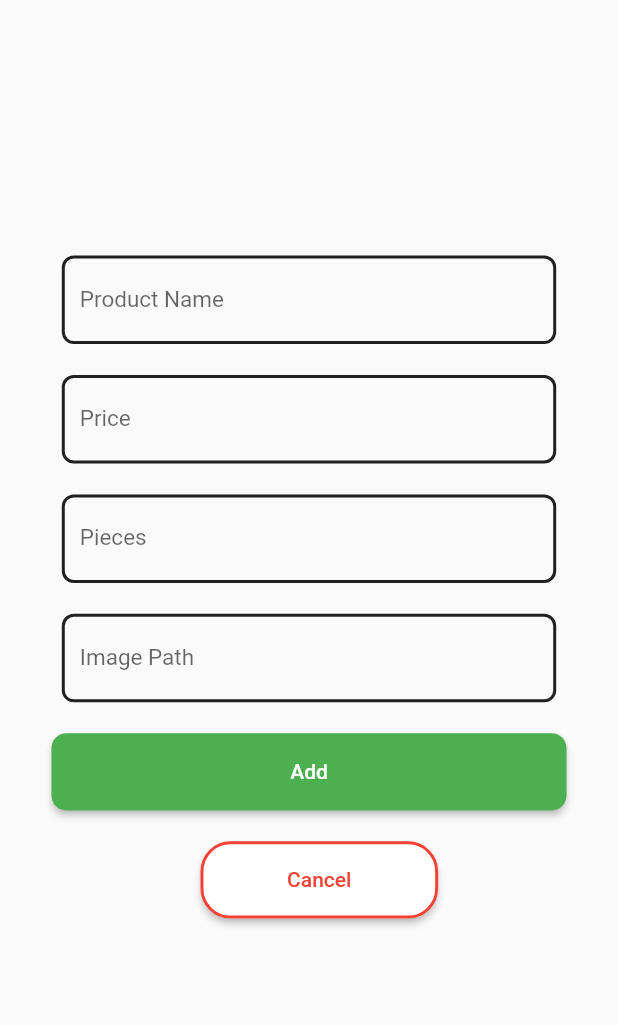
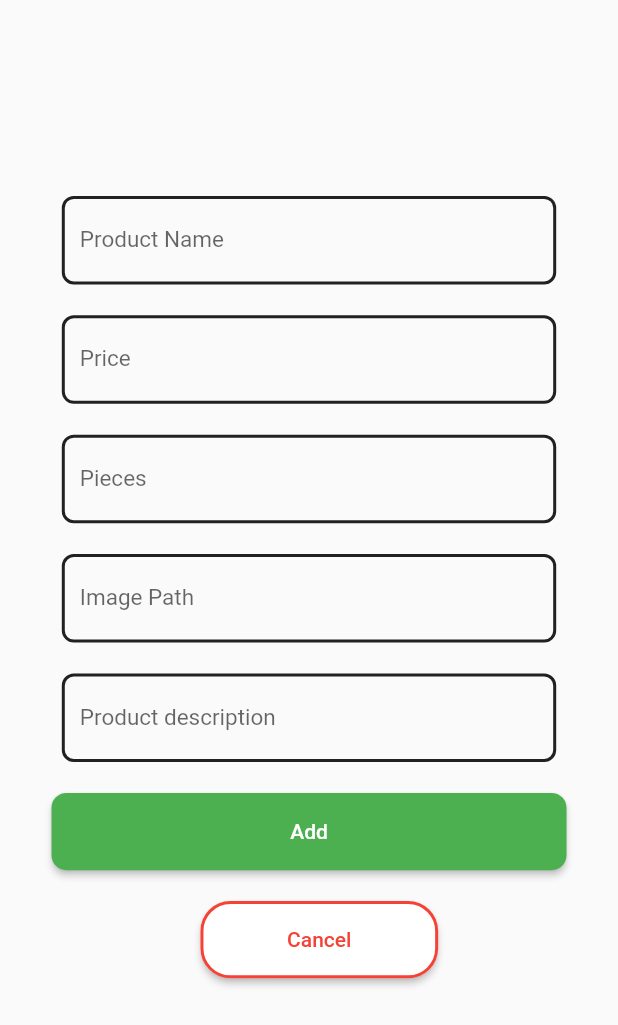
Before and after one commit to atalay55/phoenix, a Flutter app: the ProductAddPage screen opened directly, on a phone screen of 412 x 824 dp. Shown: the top 1025 px of the screen. Run offline on Flutter 3.47's test engine with Material 2 defaults, Android fonts, the phone set to English and light mode, and no system bars; our stand-ins replace cached_network_image, flutter_credit_card, image_picker, pinch_zoom, sqflite; accounts and stored records are empty.

Commit message:
updated the proje

```diff
--- a/lib/Pages/CardPage.dart
+++ b/lib/Pages/CardPage.dart
@@ -98,7 +98,7 @@ class _CardPageState extends State<CardPage> {
                                 padding: const EdgeInsets.all(12.0),
                                 child: ListTile(
 
-                                  leading: SizedBox(width: 60,
+                                  leading: SizedBox(width: width/6,
                                     child: CachedNetworkImage(imageUrl: _products[item]
                                         .imagePath ?? "Images/deneme1",),
                                   ),
--- a/lib/Pages/ProductPages/ProductAddPage.dart
+++ b/lib/Pages/ProductPages/ProductAddPage.dart
@@ -15,6 +15,7 @@ class _ProductAddPageState extends State<ProductAddPage> {
   var _priceCont= TextEditingController();
   var _pieceCont= TextEditingController();
   var _imagePath= TextEditingController();
+  var _productDesc= TextEditingController();
   var _formKey = GlobalKey<FormState>();
 
   @override
@@ -166,7 +167,42 @@ class _ProductAddPageState extends State<ProductAddPage> {
                               style: TextStyle(fontSize: 15.0),
                             ),
                             fillColor: Colors.white,
-                          ),validator:(value){ return ProductValidator().checkPrductImage(value);},
+                          ),validator:(value){ return ProductValidator().checkPrductDesc(value);},
+                        ),
+                      ),
+                      Padding(
+                        padding: EdgeInsets.only(
+                            bottom: pageHeight / 40,
+                            left: pageWidth / 10,
+                            right: pageWidth / 10),
+                        child: TextFormField(
+                          controller: _productDesc,
+                          decoration: InputDecoration(
+                            errorBorder: OutlineInputBorder(
+                                borderSide:
+                                BorderSide(width: 2, color: Colors.red),
+                                borderRadius: BorderRadius.circular(8.0)),
+                            focusedErrorBorder: OutlineInputBorder(
+                                borderSide:
+                                BorderSide(width: 2, color: Colors.red),
+                                borderRadius: BorderRadius.circular(8.0)),
+                            enabledBorder: OutlineInputBorder(
+                                borderSide:
+                                BorderSide(width: 2, color: Colors.black87),
+                                borderRadius: BorderRadius.circular(8.0)),
+                            focusedBorder: OutlineInputBorder(
+                                borderSide: BorderSide(
+                                    width: 2, color: Colors.blueGrey),
+                                borderRadius: BorderRadius.circular(8.0)),
+                            label: Text(
+                              "Product description",
+                              style: TextStyle(fontSize: 15.0),
+                            ),
+                            fillColor: Colors.white,
+                          ),
+                          validator:(value){ return ProductValidator().checkProductName(value);},
+
+
                         ),
                       ),
                       Padding(
@@ -186,13 +222,16 @@ class _ProductAddPageState extends State<ProductAddPage> {
                                 child: Text("Add"),
                               onPressed: (){
                                  var isCorrect = _formKey.currentState.validate();
-                                  var product=Product(productName: _productNameCont.text,price: double.parse(_priceCont.text),pieces:int.parse(_pieceCont.text),imagePath: _imagePath.text);
+                                  var product=Product(productName: _productNameCont.text,
+                                      price: double.parse(_priceCont.text),pieces:int.parse(_pieceCont.text),
+                                      imagePath: _imagePath.text,productDetail: _productDesc.text);
                                   setState(() {
                                     ProductDao().addProduct(product);
                                     _productNameCont.text="";
                                     _priceCont.text="";
                                     _pieceCont.text="";
                                     _imagePath.text="";
+                                    _productDesc.text="";
 
                                     print("kaydedildi");
 
--- a/lib/main.dart
+++ b/lib/main.dart
@@ -39,11 +39,12 @@ class MyHomePage extends StatefulWidget {
 class _MyHomePageState extends State<MyHomePage> {
 
   Future<void> get()async{
+
   }
 
 @override
   void initState() {
-    get();
+
 
 
   }
```
Also changed, not shown: lib/Theme/MyCard.dart (+1 -6 lines), lib/Validator/ProductValidator,.dart (+14 -0 lines).
